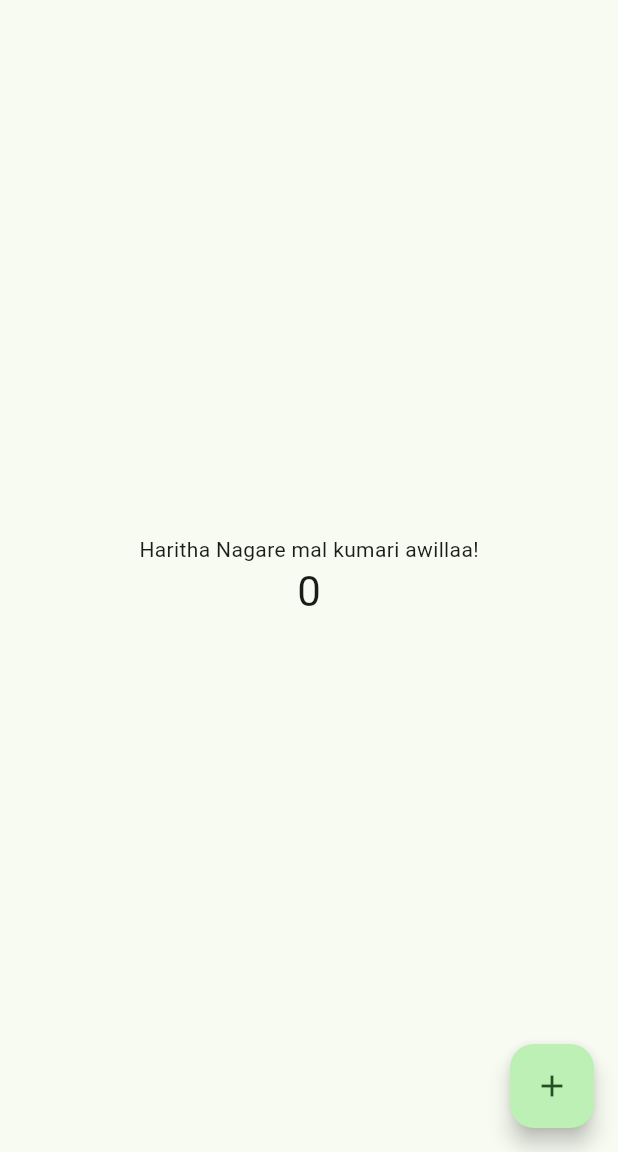
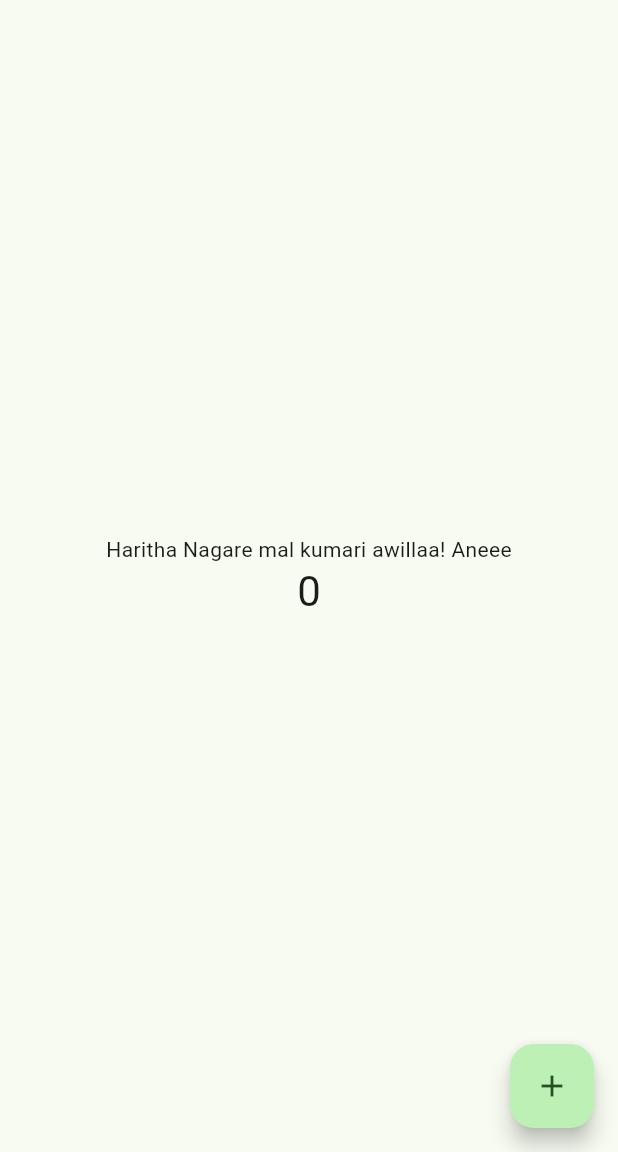
Before and after one commit to PraveenKakulandala/do-lk-freelance-marketplace-, a Flutter app: the screen it shows after launch, on a phone screen of 412 x 824 dp, the part 84-1236 px from its top. Run offline on Flutter 3.47's test engine with Material 3 defaults, Android fonts, the phone set to English and light mode, and no system bars.

Commit message:
Update main.dart

```diff
--- a/lib/main.dart
+++ b/lib/main.dart
@@ -51,7 +51,7 @@ class _MyHomePageState extends State<MyHomePage> {
         child: Column(
           mainAxisAlignment: MainAxisAlignment.center,
           children: <Widget>[
-            const Text('Haritha Nagare mal kumari awillaa!'),
+            const Text('Haritha Nagare mal kumari awillaa! Aneee'),
             Text(
               '$_counter',
               style: Theme.of(context).textTheme.headlineMedium,
```
